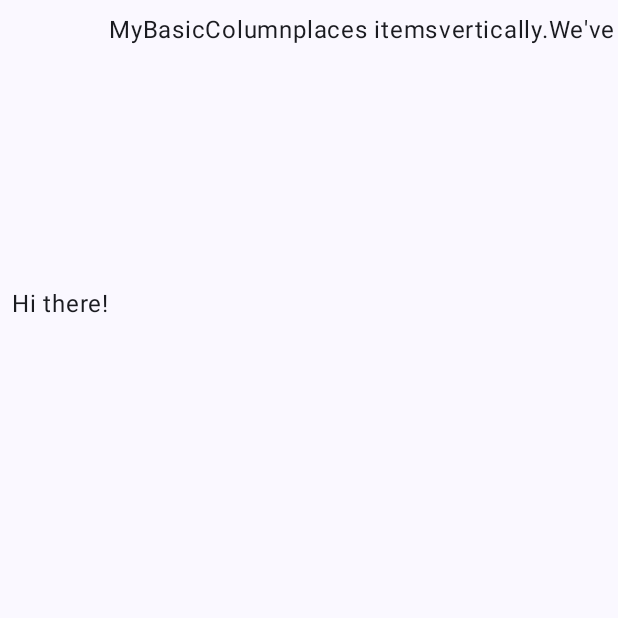
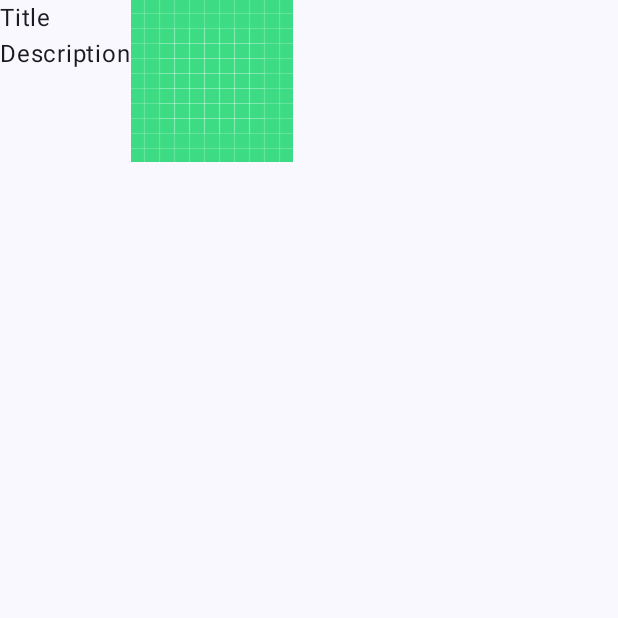
Before and after one commit to KethuY/ComposeBasics, an Android app built with Jetpack Compose: the screen it shows after launch (MainActivity), on a phone screen of 412 x 824 dp, the top half of it. Run offline under Robolectric (Android 15) with nearby library versions, the phone set to English and light mode, and no system bars.

Commit message:
Adaptive layout

```diff
--- a/Practise/SampleApp/app/src/main/java/com/example/sampleapp/MainActivity.kt
+++ b/Practise/SampleApp/app/src/main/java/com/example/sampleapp/MainActivity.kt
@@ -5,16 +5,14 @@ import android.os.Bundle
 import androidx.activity.ComponentActivity
 import androidx.activity.compose.setContent
 import androidx.activity.enableEdgeToEdge
-import androidx.compose.foundation.layout.padding
+import androidx.compose.foundation.Image
+import androidx.compose.foundation.layout.BoxWithConstraints
+import androidx.compose.foundation.layout.Column
+import androidx.compose.foundation.layout.Row
 import androidx.compose.material3.Scaffold
 import androidx.compose.material3.Text
 import androidx.compose.runtime.Composable
-import androidx.compose.ui.Modifier
-import androidx.compose.ui.layout.AlignmentLine
-import androidx.compose.ui.layout.FirstBaseline
-import androidx.compose.ui.layout.Layout
-import androidx.compose.ui.layout.layout
-import androidx.compose.ui.unit.Dp
+import androidx.compose.ui.res.painterResource
 import androidx.compose.ui.unit.dp
 import com.example.sampleapp.ui.theme.SampleAppTheme
 
@@ -26,75 +24,31 @@ class MainActivity : ComponentActivity() {
         setContent {
             SampleAppTheme {
                 Scaffold {
-                    CustomLayout()
+                    Card("Title","Description")
                 }
             }
         }
     }
-
     @Composable
-    private fun CustomLayout() {
-
-        MyBasicColumn(Modifier.padding(8.dp)) {
-            Text("Hi there!", Modifier.firstBaselineToTop(200.dp))
-            Text("MyBasicColumn")
-            Text("places items")
-            Text("vertically.")
-            Text("We've done it by hand!")
-        }
-    }
-
-
-    private fun Modifier.firstBaselineToTop(
-        firstBaselineToTop: Dp
-    ) = layout { measurable, constraints ->
-        // Measure the composable
-        val placeable = measurable.measure(constraints)
-
-        // Check the composable has a first baseline
-        check(placeable[FirstBaseline] != AlignmentLine.Unspecified)
-        val firstBaseline = placeable[FirstBaseline]
-
-        // Height of the composable with padding - first baseline
-        val placeableY = firstBaselineToTop.roundToPx() - firstBaseline
-        val height = placeable.height + placeableY
-        layout(placeable.width, height) {
-            // Where the composable gets placed
-            placeable.placeRelative(0, placeableY)
-        }
-    }
-
-    @Composable
-    fun MyBasicColumn(
-        modifier: Modifier = Modifier,
-        content: @Composable () -> Unit
+    fun Card(
+        title: String,
+        description: String
     ) {
-        Layout(
-            modifier = modifier,
-            content = content
-        ) { measurables, constraints ->
-            // Don't constrain child views further, measure them with given constraints
-            // List of measured children
-            val placeables = measurables.map { measurable ->
-                // Measure each children
-                measurable.measure(constraints)
-            }
-
-            // Set the size of the layout as big as it can
-            layout(constraints.maxWidth, constraints.maxHeight) {
-                // Track the y co-ord we have placed children up to
-                var xPosition = 0
-
-                // Place children in the parent layout
-                placeables.forEach { placeable ->
-                    // Position item on the screen
-                    placeable.placeRelative(x = xPosition, y = 0)
-
-                    // Record the y co-ord placed up to
-                    xPosition += placeable.width
+        BoxWithConstraints {
+            if (maxWidth < 400.dp) {
+                Column {
+                    Image(painterResource(id = R.drawable.ic_launcher_background),contentDescription = null)
+                    Text(title)
+                }
+            } else {
+                Row {
+                    Column {
+                        Text(title)
+                        Text(description)
+                    }
+                    Image(painterResource(id = R.drawable.ic_launcher_background),contentDescription = null)
                 }
             }
         }
     }
-
 }
```
